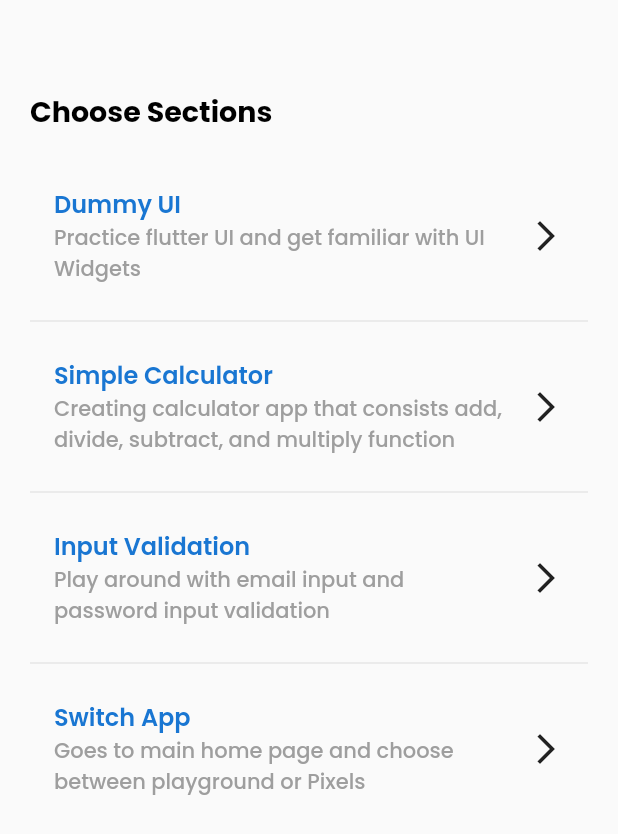
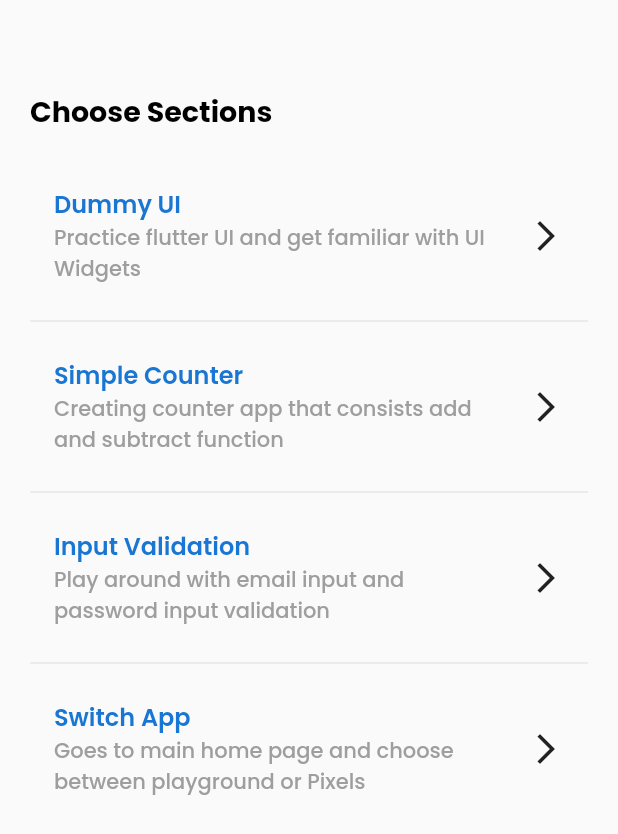
Before and after one commit to liberocks/iswift-homework, a Flutter app: the screen it shows after launch, after a tap on "PLAYGROUND", on a phone screen of 412 x 824 dp. Shown: the top 834 px of the screen. Run offline on Flutter 3.47's test engine with Material 2 defaults, Android fonts, the phone set to English and light mode, and no system bars; our stand-ins replace auto_route, bloc, flutter_bloc.

```diff
--- a/app/lib/components/bottomsheet/main.dart
+++ b/app/lib/components/bottomsheet/main.dart
@@ -43,7 +43,7 @@ class BottomSheetModalComponent extends StatelessWidget {
                   child: OutlinedButtonWithImageAndLabel(
                     imageAsset: 'assets/images/reset.png',
                     label: 'Reset App',
-                    onPressed: () => context.router.pushNamed('/'),
+                    onPressed: () => AutoRouter.of(context).pushNamed('/'),
                   ),
                 ),
               ],
--- a/app/lib/router.dart
+++ b/app/lib/router.dart
@@ -1,7 +1,7 @@
 import 'package:auto_route/auto_route.dart';
 
 import 'package:playground/screens/home/main.dart';
-import 'package:playground/screens/playground/calculator/main.dart';
+import 'package:playground/screens/playground/counter/main.dart';
 import 'package:playground/screens/playground/input_validation/main.dart';
 import 'package:playground/screens/playground/main.dart';
 import 'package:playground/screens/playground/home/main.dart';
@@ -31,7 +31,7 @@ class AppRouter extends _$AppRouter {
           page: PlaygroundTabRoute.page,
         ),
         AutoRoute(
-          path: '/playground/calculator',
+          path: '/playground/counter',
           page: CalculatorRoute.page,
         ),
         AutoRoute(
--- a/app/lib/screens/home/main.dart
+++ b/app/lib/screens/home/main.dart
@@ -32,7 +32,8 @@ class HomeScreen extends StatelessWidget {
                   child: OutlinedButtonWithImageAndLabel(
                     imageAsset: 'assets/images/sandbox.png',
                     label: 'Playground',
-                    onPressed: () => context.router.pushNamed('/playground'),
+                    onPressed: () =>
+                        AutoRouter.of(context).pushNamed('/playground'),
                   ),
                 )
               ],
--- a/app/lib/screens/playground/home/main.dart
+++ b/app/lib/screens/playground/home/main.dart
@@ -29,7 +29,7 @@ class PlaygroundHomeScreen extends StatelessWidget {
             Icons.chevron_left_sharp,
             size: 32,
           ),
-          onPressed: () => context.router.back(),
+          onPressed: () => AutoRouter.of(context).pop(),
         ),
       ),
       body: Padding(
@@ -46,7 +46,7 @@ class PlaygroundHomeScreen extends StatelessWidget {
                 children: [
                   OutlinedButton(
                     onPressed: () =>
-                        context.router.pushNamed('/playground/tab'),
+                        AutoRouter.of(context).pushNamed('/playground/tab'),
                     style: OutlinedButton.styleFrom(
                       padding: EdgeInsets.all(0),
                       side: BorderSide(
--- a/app/lib/screens/playground/main.dart
+++ b/app/lib/screens/playground/main.dart
@@ -32,27 +32,24 @@ class PlaygroundSelectionScreen extends StatelessWidget {
               label: 'Dummy UI',
               description:
                   'Practice flutter UI and get familiar with UI Widgets',
-              onPressed: () => context.router.pushNamed('/playground/home'),
+              onPressed: () =>
+                  AutoRouter.of(context).pushNamed('/playground/home'),
             ),
             Divider(),
             TouchableSection(
-              label: 'Simple Calculator',
+              label: 'Simple Counter',
               description:
-                  'Creating calculator app that consists add, divide, subtract, and multiply function',
-              onPressed: () => showModalBottomSheet(
-                context: context,
-                builder: (context) => BottomSheetModalComponent(),
-              ),
+                  'Creating counter app that consists add and subtract function',
+              onPressed: () =>
+                  AutoRouter.of(context).pushNamed('/playground/counter'),
             ),
             Divider(),
             TouchableSection(
               label: 'Input Validation',
               description:
                   'Play around with email input and password input validation',
-              onPressed: () => showModalBottomSheet(
-                context: context,
-                builder: (context) => BottomSheetModalComponent(),
-              ),
+              onPressed: () => AutoRouter.of(context)
+                  .pushNamed('/playground/input-validation'),
             ),
             Divider(),
             TouchableSection(
```
Also changed, not shown: app/lib/screens/playground/calculator/main.dart (deleted, +0 -12 lines), app/lib/screens/playground/counter/cubit/counter_cubit.dart (added, +11 -0 lines), app/lib/screens/playground/counter/main.dart (added, +18 -0 lines), app/lib/screens/playground/counter/view.dart (added, +65 -0 lines), app/lib/screens/playground/tab/main.dart (+16 -16 lines), app/lib/router.gr.dart, app/pubspec.lock.
